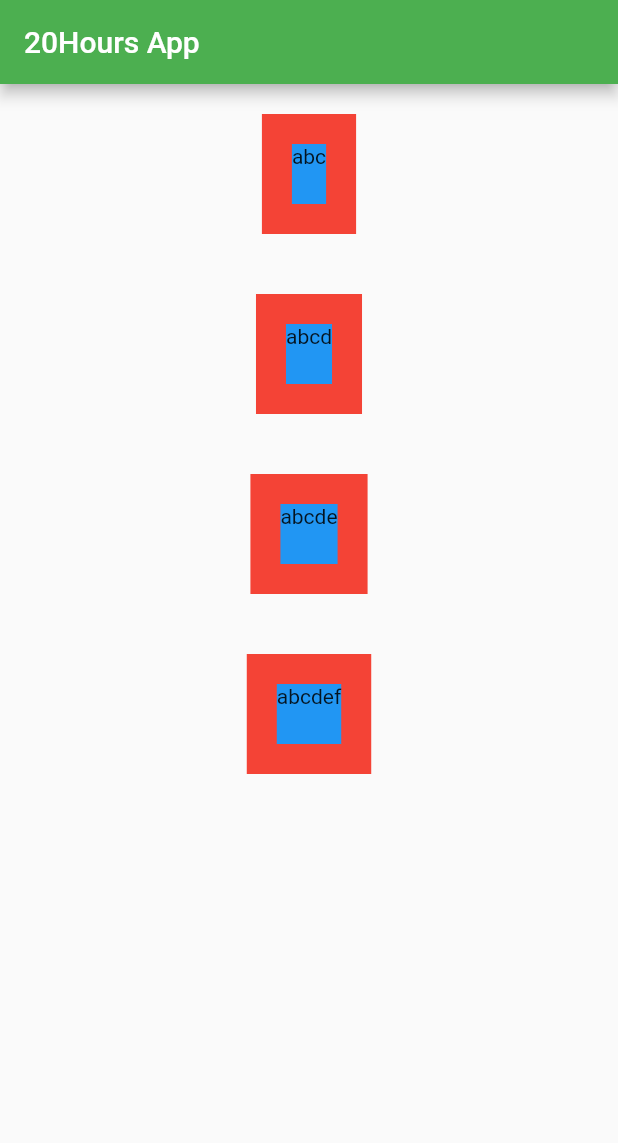
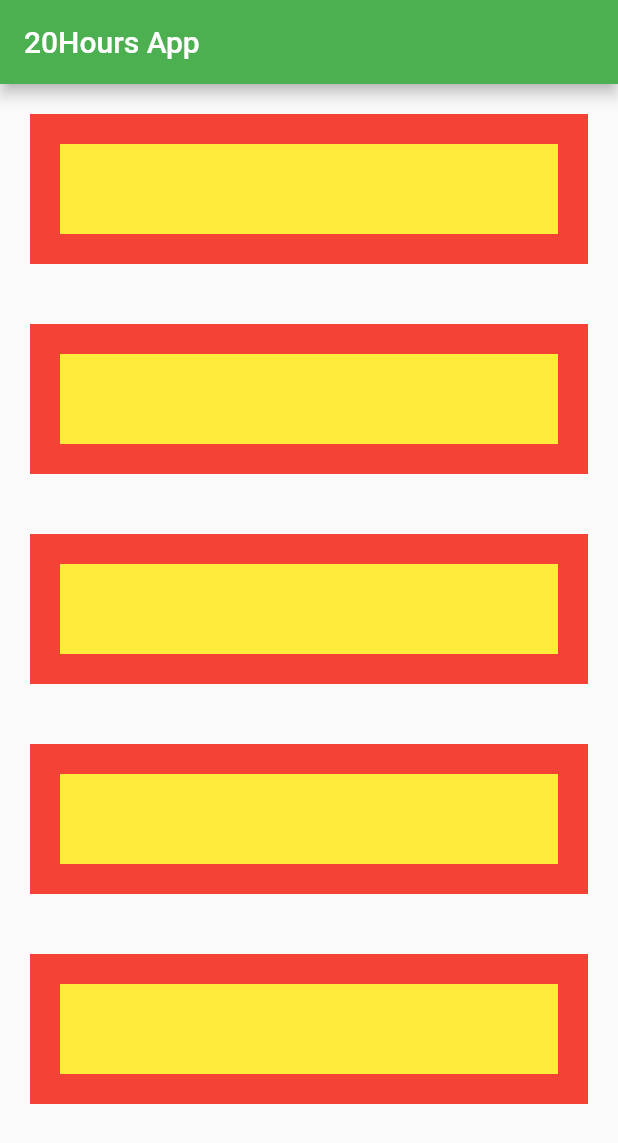
Before and after one commit to FarkoMoot/20hours-Validation, a Flutter app: the screen it shows after launch, on a phone screen of 412 x 824 dp. Shown: the top 1143 px of the screen. Run offline on Flutter 3.47's test engine with Material 2 defaults, Android fonts, the phone set to English and light mode, and no system bars.

Commit message:
day third, 2hours

```diff
--- a/lib/box.dart
+++ b/lib/box.dart
@@ -1,4 +1,5 @@
 import 'package:flutter/material.dart';
+import 'box2.dart';
 /*
 class BoxDefault extends StatelessWidget {
   int _margin = 10;
@@ -31,7 +32,10 @@ class _BoxDefaultState extends State<BoxDefault> {
         color: Colors.red,
         margin: EdgeInsets.all(20.0),
         padding: EdgeInsets.all(20.0),
+        height: 100,
+        width: 100,
+        //decoration: BoxDecoration(border: Border.all()),
         child: Container(
-            color: Colors.blue, height: 40, child: Text(widget.varTeste)));
+            color: Colors.blue[50], height: 40, child: BoxDefault2()));
   }
 }
--- /dev/null
+++ b/lib/box2.dart
@@ -0,0 +1,8 @@
+import 'package:flutter/material.dart';
+
+class BoxDefault2 extends StatelessWidget {
+  @override
+  Widget build(BuildContext context) {
+    return Container(color: Colors.yellow);
+  }
+}
--- a/lib/main.dart
+++ b/lib/main.dart
@@ -1,5 +1,6 @@
 import 'package:flutter/material.dart';
 import 'box.dart';
+//import 'box2.dart';
 
 void main() {
   runApp(MyApp());
@@ -37,6 +38,12 @@ class _MyHomePageState extends State<MyHomePage> {
     });
   }
 
+  void generateWidGet() {
+    for (int i; i < 10; i++) {
+      BoxDefault(varTeste: " asd $i asdd");
+    }
+  }
+
   @override
   Widget build(BuildContext context) {
     return Scaffold(
@@ -44,12 +51,13 @@ class _MyHomePageState extends State<MyHomePage> {
         title: Text(widget.title),
       ),
       body: Center(
-        child: Column(
+        child: ListView(
           children: <Widget>[
             BoxDefault(varTeste: 'abc'),
             BoxDefault(varTeste: 'abcd'),
             BoxDefault(varTeste: 'abcde'),
-            BoxDefault(varTeste: 'abcdef')
+            BoxDefault(varTeste: 'abcdef'),
+            BoxDefault(varTeste: 'abcdefg'),
           ],
         ),
       ),
```
